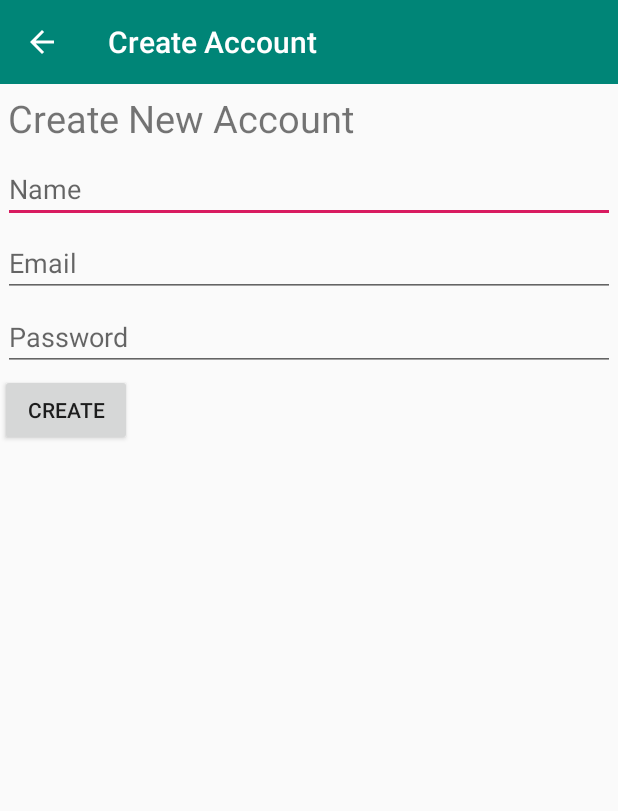
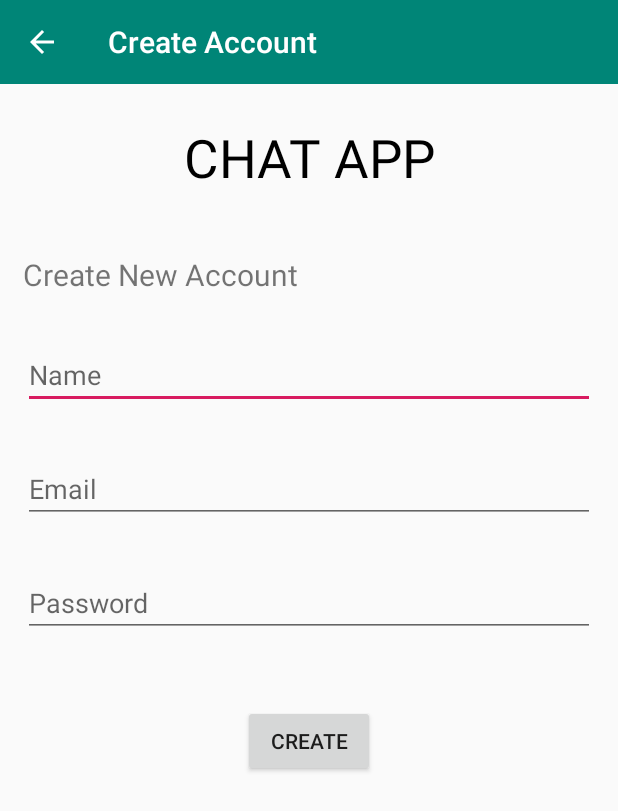
Before and after one commit to sukhbeer/ChatApp, an Android app: the RegisterActivity screen opened directly, with no data from a screen before it, on a phone screen of 412 x 824 dp. Shown: the top 811 px of the screen. Run offline under Robolectric (Android 15) with nearby library versions, the phone set to English and light mode, and no system bars; our stand-ins replace Firebase (no records; nobody signed in at launch, a user with empty details on screens opened directly).

Commit message:
minor bug fixes and improvements

```diff
--- a/app/src/main/res/layout/activity_register.xml
+++ b/app/src/main/res/layout/activity_register.xml
@@ -12,16 +12,27 @@
     <TextView
         android:layout_width="match_parent"
         android:layout_height="wrap_content"
-        android:layout_margin="5dp"
+        android:text="@string/chat_app"
+        android:textAllCaps="true"
+        android:textSize="35sp"
+        android:textColor="#000"
+        android:gravity="center"
+        android:padding="25dp"
+        />
+
+    <TextView
+        android:layout_width="match_parent"
+        android:layout_height="wrap_content"
+        android:layout_margin="15dp"
         android:text="Create New Account"
-        android:textSize="25sp"/>
+        android:textSize="20sp"/>
 
     <EditText
         android:layout_width="match_parent"
         android:layout_height="wrap_content"
         android:id="@+id/edName"
         android:hint="Name"
-        android:layout_margin="2dp"
+        android:layout_margin="15dp"
         />
 
     <EditText
@@ -30,7 +41,7 @@
         android:id="@+id/edEmail"
         android:inputType="textEmailAddress"
         android:hint="Email"
-        android:layout_margin="2dp"
+        android:layout_margin="15dp"
         />
 
     <EditText
@@ -39,11 +50,14 @@
         android:id="@+id/edPassword"
         android:inputType="textPassword"
         android:hint="Password"
-        android:layout_margin="2dp"
+        android:layout_margin="15dp"
         />
+
     <Button
+        android:id="@+id/btnReg"
         android:layout_width="wrap_content"
         android:layout_height="wrap_content"
-        android:id="@+id/btnReg"
-        android:text="Create"/>
+        android:text="Create"
+        android:layout_gravity="center_horizontal"
+        android:layout_margin="30dp"/>
 </LinearLayout>
--- a/app/src/main/res/values/strings.xml
+++ b/app/src/main/res/values/strings.xml
@@ -3,4 +3,5 @@
 
     <!-- TODO: Remove or change this placeholder text -->
     <string name="hello_blank_fragment">Hello blank fragment</string>
+    <string name="chat_app">Chat App</string>
 </resources>
```
Also changed, not shown: app/src/main/java/com/example/android/chatapp2/Fragment/ChatFragment.java (+93 -2 lines), app/src/main/res/layout/activity_login.xml (+21 -1 lines), app/src/main/res/layout/fragment_chat.xml (+6 -7 lines).
